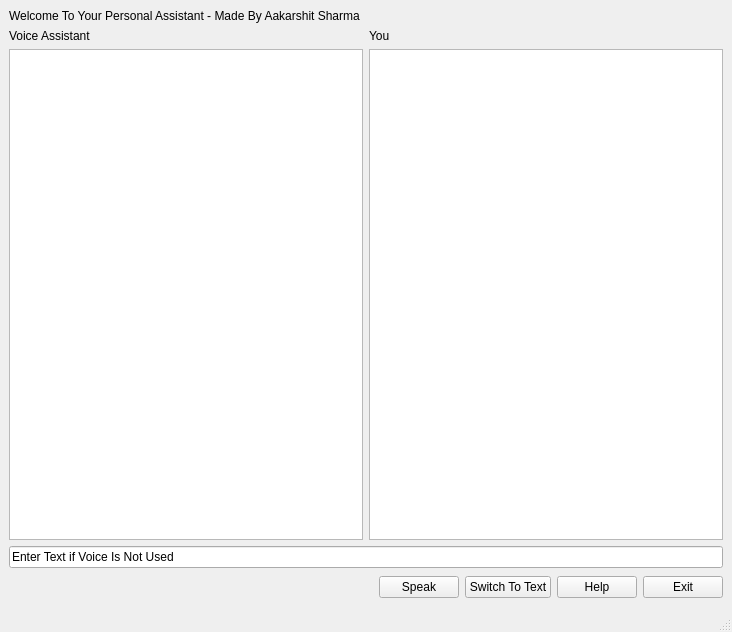
The window that main.ui (Aakarshit-Sharma19/Voice_Assist) describes before a commit, drawn with Qt 5.
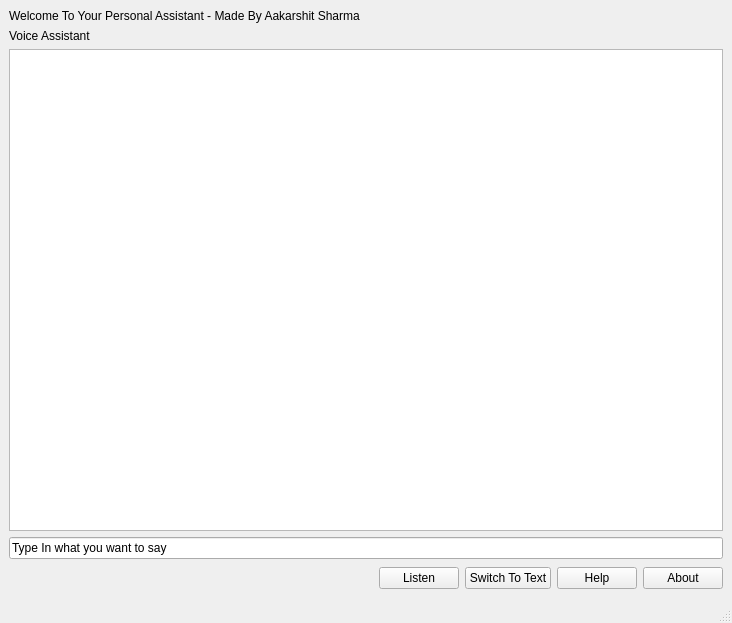
The same window after the commit.

Patch:
```diff
--- a/main.ui
+++ b/main.ui
@@ -7,7 +7,7 @@
     <x>0</x>
     <y>0</y>
     <width>732</width>
-    <height>632</height>
+    <height>623</height>
    </rect>
   </property>
   <property name="windowTitle">
@@ -31,30 +31,45 @@
         </property>
        </widget>
       </item>
-      <item row="1" column="2">
-       <widget class="QTextBrowser" name="historyYou"/>
-      </item>
-      <item row="0" column="2">
-       <widget class="QLabel" name="labelYou">
-        <property name="text">
-         <string>You</string>
-        </property>
-       </widget>
-      </item>
-      <item row="1" column="1">
-       <widget class="QTextBrowser" name="historyAssistant"/>
-      </item>
      </layout>
     </item>
-    <item row="2" column="0">
-     <widget class="QLineEdit" name="textInput">
-      <property name="text">
-       <string>Enter Text if Voice Is Not Used</string>
-      </property>
-     </widget>
-    </item>
     <item row="3" column="0">
+     <widget class="QLineEdit" name="text_input">
+      <property name="text">
+       <string>Type In what you want to say</string>
+      </property>
+     </widget>
+    </item>
+    <item row="4" column="0">
      <layout class="QGridLayout" name="gridLayout_5">
+      <item row="0" column="1">
+       <widget class="QPushButton" name="pushInput">
+        <property name="text">
+         <string>Listen</string>
+        </property>
+       </widget>
+      </item>
+      <item row="0" column="4">
+       <widget class="QPushButton" name="pushAbout">
+        <property name="text">
+         <string>About</string>
+        </property>
+       </widget>
+      </item>
+      <item row="0" column="3">
+       <widget class="QPushButton" name="pushHelp">
+        <property name="text">
+         <string>Help</string>
+        </property>
+       </widget>
+      </item>
+      <item row="0" column="2">
+       <widget class="QPushButton" name="pushSwitchToText">
+        <property name="text">
+         <string>Switch To Text</string>
+        </property>
+       </widget>
+      </item>
       <item row="0" column="0">
        <spacer name="horizontalSpacer">
         <property name="orientation">
@@ -68,36 +83,11 @@
         </property>
        </spacer>
       </item>
-      <item row="0" column="1">
-       <widget class="QPushButton" name="pushSpeak">
-        <property name="text">
-         <string>Speak</string>
-        </property>
-       </widget>
-      </item>
-      <item row="0" column="4">
-       <widget class="QPushButton" name="pushExit">
-        <property name="text">
-         <string>Exit</string>
-        </property>
-       </widget>
-      </item>
-      <item row="0" column="2">
-       <widget class="QPushButton" name="pushSwitch">
-        <property name="text">
-         <string>Switch To Text</string>
-        </property>
-       </widget>
-      </item>
-      <item row="0" column="3">
-       <widget class="QPushButton" name="pushHelp">
-        <property name="text">
-         <string>Help</string>
-        </property>
-       </widget>
-      </item>
      </layout>
     </item>
+    <item row="2" column="0">
+     <widget class="QTextBrowser" name="history"/>
+    </item>
    </layout>
   </widget>
   <widget class="QStatusBar" name="statusbar"/>
```
Left out of the diff: 2 changed lines with no effect on the pictures.
